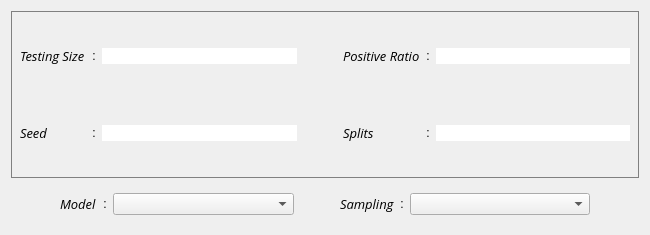
Above: ui/xml/options/third.ui from janoschortmann/abstract-screening before the change. Below: the same form after it.
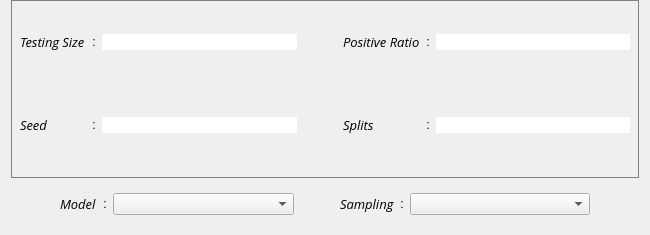
That is the form after the change.

Diff of the .ui file:
```diff
--- a/ui/xml/options/third.ui
+++ b/ui/xml/options/third.ui
@@ -17,12 +17,18 @@
    <string notr="true"/>
   </property>
   <layout class="QVBoxLayout" name="verticalLayout">
+   <property name="topMargin">
+    <number>0</number>
+   </property>
    <item>
     <widget class="QWidget" name="vars" native="true">
      <property name="styleSheet">
       <string notr="true">border: 1px solid grey;</string>
      </property>
      <layout class="QGridLayout" name="variables" rowminimumheight="70,70" columnminimumwidth="0,0,0,0,0,0,0">
+      <property name="topMargin">
+       <number>0</number>
+      </property>
       <item row="0" column="1">
        <widget class="QLabel" name="col_1">
         <property name="styleSheet">
```
